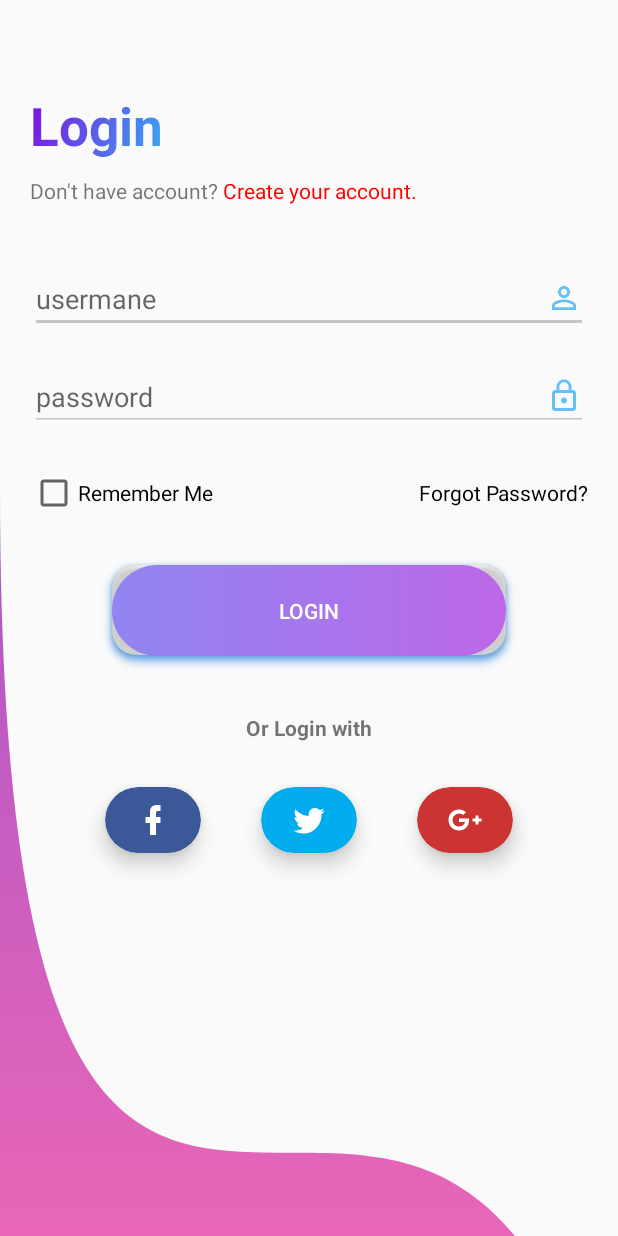
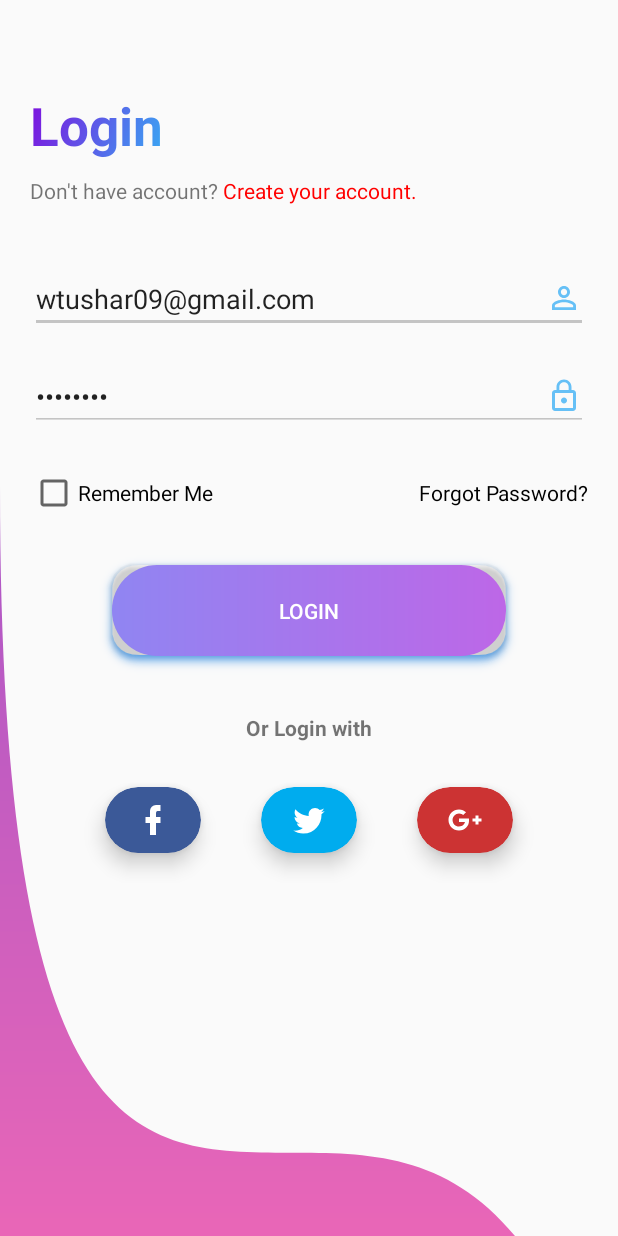
Before and after one commit to tushar09/Modern-App-UI-Design, an Android app: the screen it shows after launch (MainActivity), on a phone screen of 412 x 824 dp. Run offline under Robolectric (Android 15) with nearby library versions, the phone set to English and light mode, and no system bars; our stand-ins replace data binding.

Commit message:
some fixed text add

```diff
--- a/app/src/main/res/layout/activity_main.xml
+++ b/app/src/main/res/layout/activity_main.xml
@@ -55,6 +55,7 @@
                     android:layout_width="match_parent"
                     android:layout_height="wrap_content">
                     <EditText
+                        android:text="wtushar09@gmail.com"
                         android:backgroundTint="@color/edittext_underline"
                         android:drawableTint="@color/drawable_icon"
                         android:drawableRight="@drawable/ic_person_outline_black_24dp"
@@ -62,6 +63,7 @@
                         android:layout_width="match_parent"
                         android:layout_height="wrap_content"/>
                     <EditText
+                        android:text="12345678"
                         android:backgroundTint="@color/edittext_underline"
                         android:drawableTint="@color/drawable_icon"
                         android:drawableRight="@drawable/ic_lock_outline_black_24dp"
```
